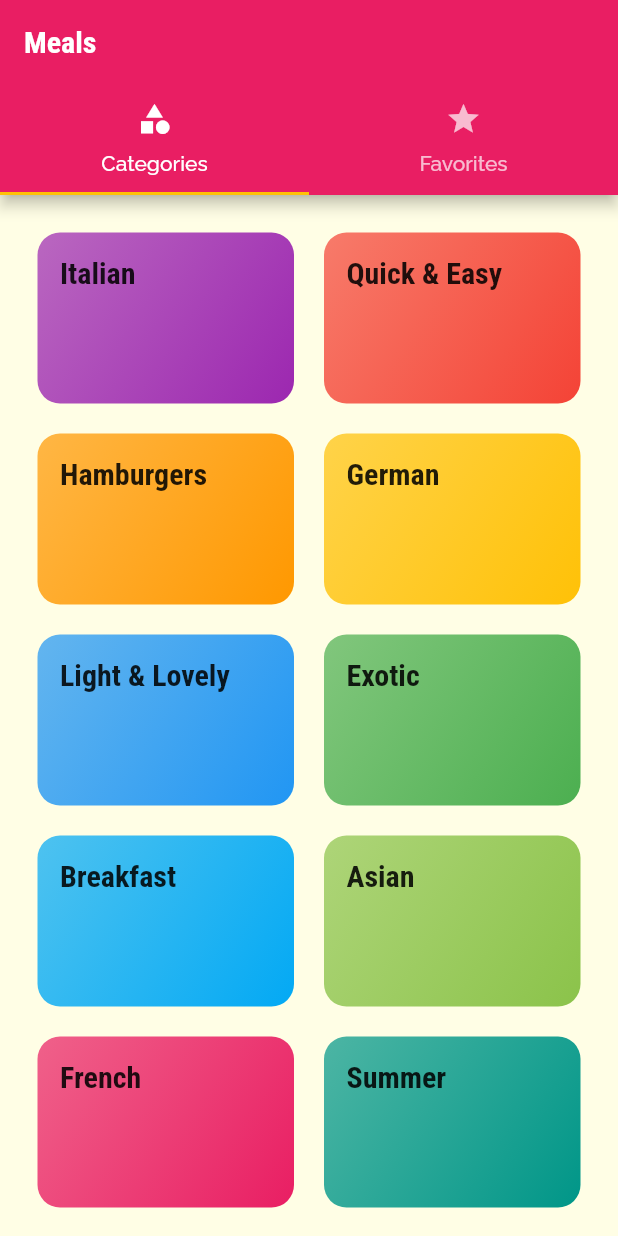
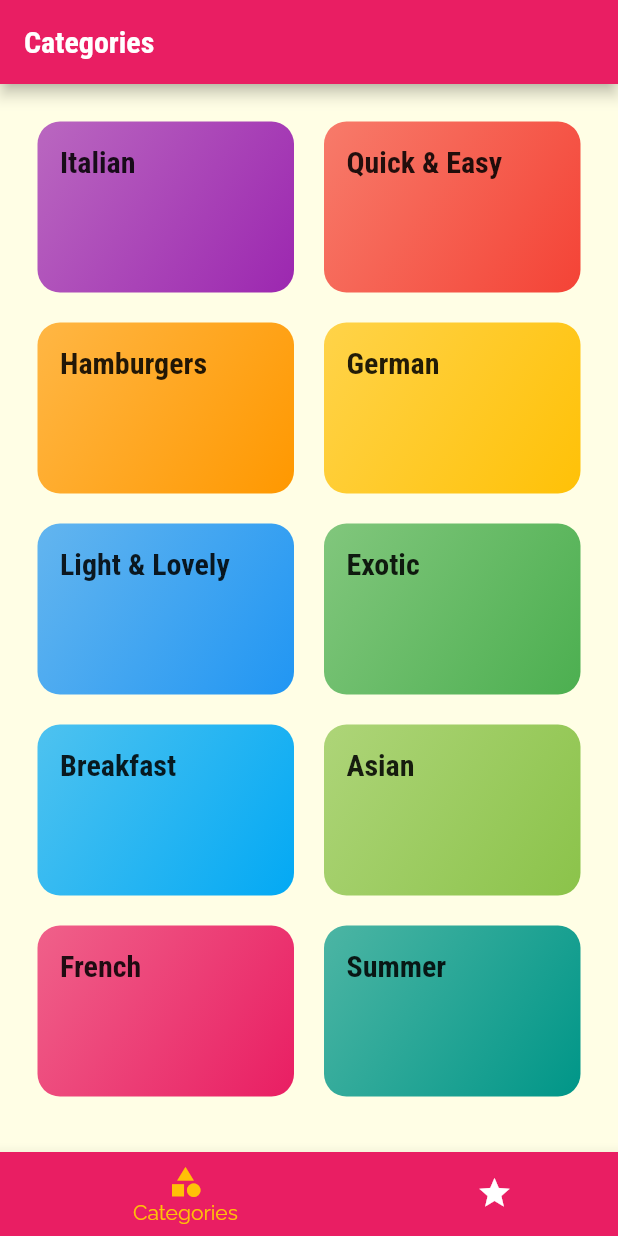
Before and after one commit to ramsthapit/flutter_meals, a Flutter app: the screen it shows after launch, on a phone screen of 412 x 824 dp. Run offline on Flutter 3.47's test engine with Material 2 defaults, Android fonts, the phone set to English and light mode, and no system bars.

Commit message:
adding a bottom TabBar

```diff
--- a/lib/screens/tabs_screen.dart
+++ b/lib/screens/tabs_screen.dart
@@ -9,23 +9,46 @@ class TabScreen extends StatefulWidget {
 }
 
 class _TabScreenState extends State<TabScreen> {
+  final List<Map<String, Object>> pages = [
+    {'page': CategoriesScreen(), 'title':'Categories' },
+    {'page': FavoritesScreen(), 'title': 'Favorites'},
+  ];
+  int _selectedPageIndex = 0;
+
+  void _selectPage(int index) {
+    setState(() {
+      _selectedPageIndex = index;
+    });
+  }
+
   @override
   Widget build(BuildContext context) {
-    return DefaultTabController( length: 2, child: Scaffold(
-      appBar: AppBar(title: const Text('Meals'), bottom: const TabBar(tabs: <Widget>[
-        Tab(
-          icon: Icon(Icons.category) ,
-          text: 'Categories' ,
+    return DefaultTabController(
+      length: 2,
+      child: Scaffold(
+        appBar: AppBar(
+          title: Text(pages[_selectedPageIndex]['title'] as String),
         ),
-        Tab(
-          icon: Icon(Icons.star,), text:'Favorites',
+        body: pages[_selectedPageIndex]['page'] as Widget,
+        bottomNavigationBar: BottomNavigationBar(
+          onTap: _selectPage,
+          backgroundColor: Theme.of(context).primaryColor,
+          unselectedItemColor: Colors.white,
+          selectedItemColor: Theme.of(context).accentColor,
+          currentIndex: _selectedPageIndex,
+          type: BottomNavigationBarType.shifting,
+          items:[
+            BottomNavigationBarItem(
+              backgroundColor: Theme.of(context).primaryColor,
+              icon: const Icon(Icons.category), label: ('Categories')
+            ),
+            BottomNavigationBarItem(
+              backgroundColor: Theme.of(context).primaryColor,
+              icon: const Icon(Icons.star), label: ('Favorites')
+            ),
+          ],
         ),
-      ],)),
-      body: TabBarView(children: <Widget>[
-        CategoriesScreen(), FavoritesScreen(),
-      ],),
-    ),
-
+      ),
     );
   }
 }
```
